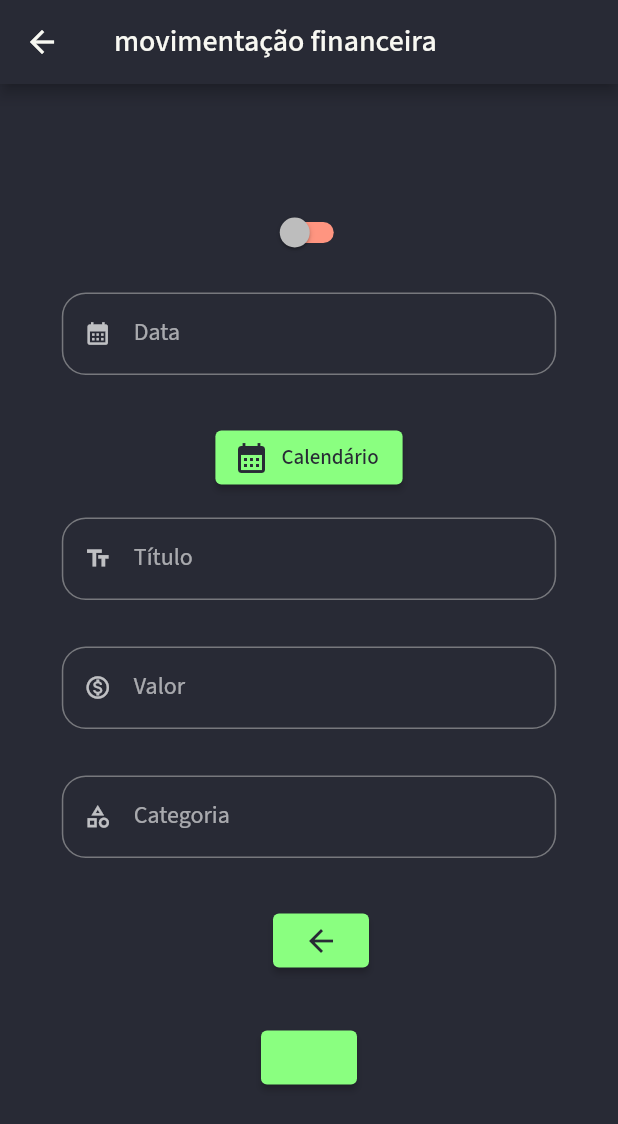
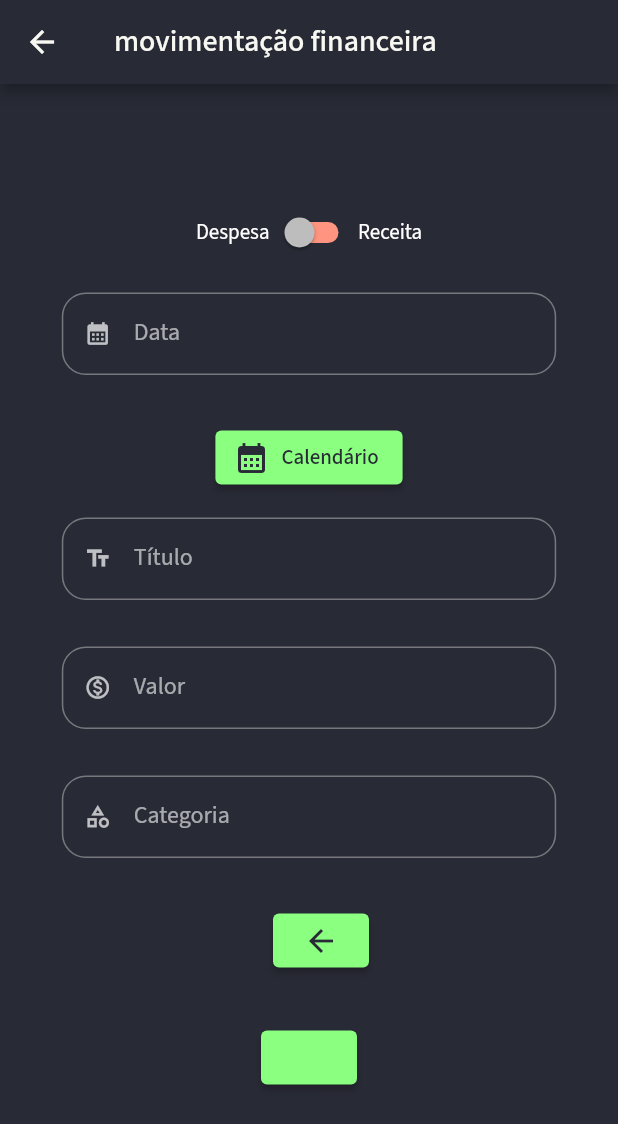
Before and after one commit to Luanftg/PIT01GP01, a Flutter app: the AddFinantialMovementPage screen opened directly with empty values, after a tap on the "add" icon, on a phone screen of 412 x 824 dp. Shown: the top 1124 px of the screen. Run offline on Flutter 3.47's test engine with Material 2 defaults, Android fonts, the phone set to English and light mode, and no system bars; our stand-ins replace cloud_firestore, firebase_auth, firebase_core, google_fonts, image_picker; missing offline and left inert: flutter_statusbarcolor_ns; accounts and stored records are empty.

Commit message:
[refact]: CustomSwitch now have row with labels

```diff
--- a/finances_group/lib/src/features/add_finantial_movement/widgets/custom_switch.dart
+++ b/finances_group/lib/src/features/add_finantial_movement/widgets/custom_switch.dart
@@ -6,22 +6,37 @@ class CustomSwitch extends StatefulWidget {
     Key? key,
   }) : super(key: key);
 
-  static bool valueSwitch = false;
+  static ValueNotifier<bool> valueSwitch = ValueNotifier(false);
   @override
   State<CustomSwitch> createState() => _CustomSwitchState();
 }
 
 class _CustomSwitchState extends State<CustomSwitch> {
   @override
+  void initState() {
+    super.initState();
+    CustomSwitch.valueSwitch.addListener(() {
+      if (mounted) {
+        setState(() {});
+      }
+    });
+  }
+
+  @override
   Widget build(BuildContext context) {
-    return Switch(
-        activeColor: AppCustomColors.cyan,
-        inactiveTrackColor: AppCustomColors.danger,
-        value: CustomSwitch.valueSwitch,
-        onChanged: (value) {
-          setState(() {
-            CustomSwitch.valueSwitch = value;
-          });
-        });
+    return Row(
+      mainAxisAlignment: MainAxisAlignment.center,
+      children: [
+        const Text('Despesa'),
+        Switch(
+            activeColor: AppCustomColors.cyan,
+            inactiveTrackColor: AppCustomColors.danger,
+            value: CustomSwitch.valueSwitch.value,
+            onChanged: (value) {
+              CustomSwitch.valueSwitch.value = value;
+            }),
+        const Text('Receita'),
+      ],
+    );
   }
 }
```
